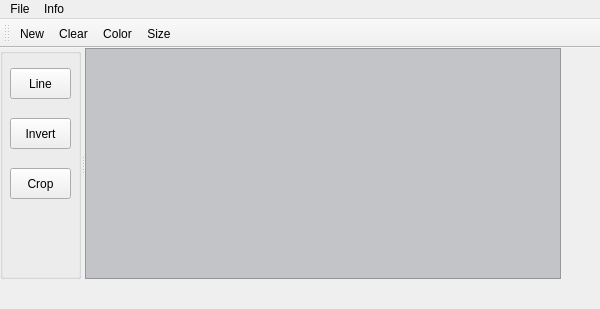
The window that Painter/mainwindow.ui (SuperSolik/study-cpp-projects) describes before a commit, drawn with Qt 5.
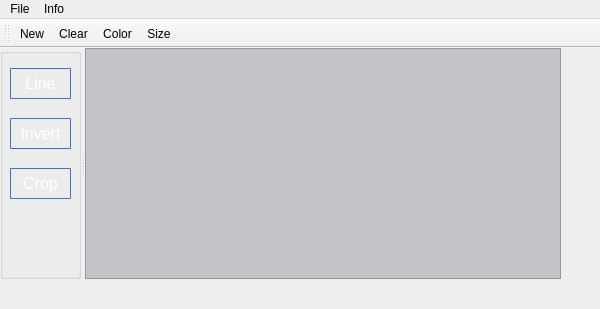
The same window after the commit. Icons and pictures are not drawn.

Commit message: minor fix (return style buttons)

The edit to the form file:
```diff
--- a/Painter/mainwindow.ui
+++ b/Painter/mainwindow.ui
@@ -24,7 +24,50 @@
     <normaloff>:/images/icon2.png</normaloff>:/images/icon2.png</iconset>
   </property>
   <property name="styleSheet">
-   <string notr="true"/>
+   <string notr="true">QPushButton#drawButton {
+    padding:2px;
+    color: #fff;
+    font-size: 16px;
+    border-radius: 1px;
+    border: 1px solid #3873d9;
+    background-color: qlineargradient( x1: 0, y1: 0, x2: 0, y2: 1,
+                                        stop: 0 #4287ff, stop: 1 #356ccc);
+ }
+QPushButton#drawButton:pressed {
+    color: #111;
+    border: 1px solid #3873d9;
+    background: #fff;
+ }
+
+QPushButton#invButton {
+    padding:2px;
+    color: #fff;
+    font-size: 16px;
+    border-radius: 1px;
+    border: 1px solid #3873d9;
+    background-color: qlineargradient( x1: 0, y1: 0, x2: 0, y2: 1,
+                                        stop: 0 #4287ff, stop: 1 #356ccc);
+ }
+QPushButton#invButton:pressed {
+    color: #111;
+    border: 1px solid #3873d9;
+    background: #fff;
+ }
+
+QPushButton#cropButton {
+    padding:2px;
+    color: #fff;
+    font-size: 16px;
+    border-radius: 1px;
+    border: 1px solid #3873d9;
+    background-color: qlineargradient( x1: 0, y1: 0, x2: 0, y2: 1,
+                                        stop: 0 #4287ff, stop: 1 #356ccc);
+ }
+QPushButton#cropButton:pressed {
+    color: #111;
+    border: 1px solid #3873d9;
+    background: #fff;
+ }</string>
   </property>
   <widget class="QWidget" name="centralWidget">
    <widget class="QSplitter" name="splitter">
```
The commit also changes 1 other file.
